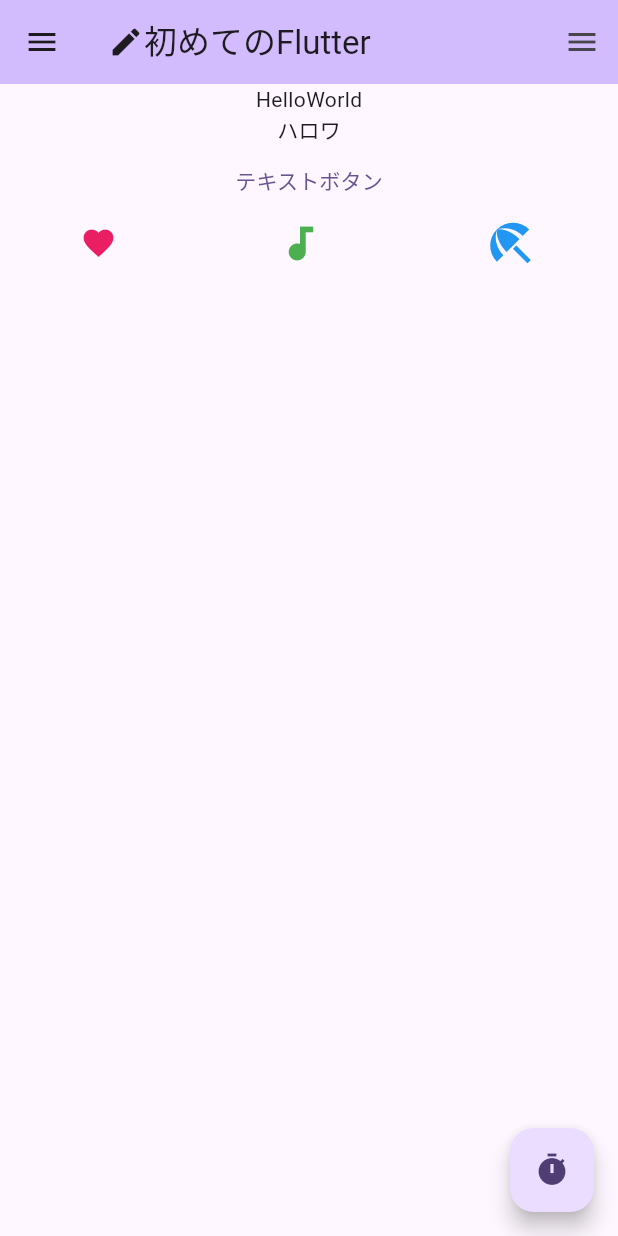
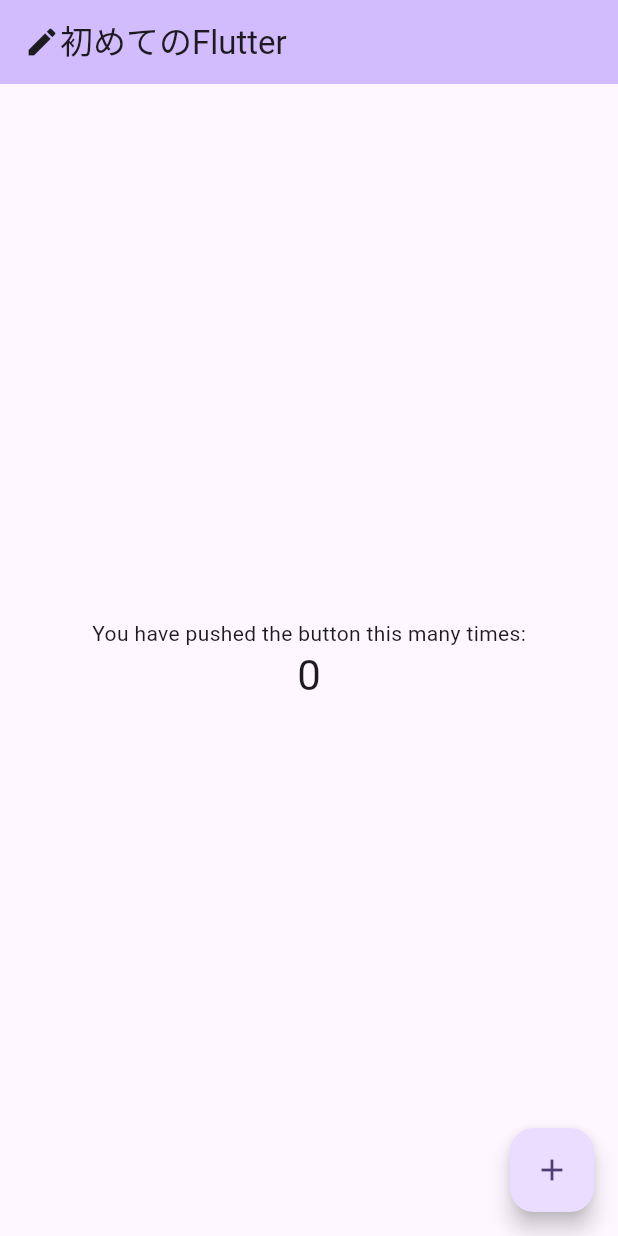
Before and after one commit to powerninja/helloFlutter, a Flutter app: the screen it shows after launch, on a phone screen of 412 x 824 dp. Run offline on Flutter 3.47's test engine with Material 3 defaults, Android fonts, the phone set to English and light mode, and no system bars.

Commit message:
元に戻す

```diff
--- a/lib/main.dart
+++ b/lib/main.dart
@@ -60,66 +60,28 @@ class _MyHomePageState extends State<MyHomePage> {
         backgroundColor: Theme.of(context).colorScheme.inversePrimary,
         // title: Text(widget.title),
       ),
-      body: Column(
-        children: [
-          const Text("HelloWorld"),
-          const Text("ハロワ"),
-          TextButton(
-            onPressed: () => print("ボタンが押下されたよ"),
-            child: const Text("テキストボタン"),
-          ),
-          Row(
-            mainAxisAlignment: MainAxisAlignment.spaceAround,
-            children: const [
-              Icon(
-                Icons.favorite,
-                color: Colors.pink,
-                size: 24.0,
-              ),
-              Icon(
-                Icons.audiotrack,
-                color: Colors.green,
-                size: 30.0,
-              ),
-              Icon(
-                Icons.beach_access,
-                color: Colors.blue,
-                size: 36.0,
-              )
-            ],
-          )
-        ],
+      body: Center(
+        child: Column(
+          mainAxisAlignment: MainAxisAlignment.center,
+          children: <Widget>[
+            //画面の中央に表示されるテキスト
+            const Text(
+              'You have pushed the button this many times:',
+            ),
+            // テキストの下に表示されるカウンタ
+            Text(
+              '$_counter',
+              style: Theme.of(context).textTheme.headlineMedium,
+            ),
+          ],
+        ),
       ),
+      //画面下部のボタン部分
       floatingActionButton: FloatingActionButton(
-        onPressed: () => {print("押したね？")},
-        child: const Icon((Icons.timer)),
-      ),
-      drawer: const Drawer(child: Center(child: Text("Drawer"))),
-      endDrawer: const Drawer(
-        child: Center(child: Text("EndDrawer")),
-      ),
-      // body: Center(
-      //   child: Column(
-      //     mainAxisAlignment: MainAxisAlignment.center,
-      //     children: <Widget>[
-      //       //画面の中央に表示されるテキスト
-      //       const Text(
-      //         'You have pushed the button this many times:',
-      //       ),
-      //       // テキストの下に表示されるカウンタ
-      //       Text(
-      //         '$_counter',
-      //         style: Theme.of(context).textTheme.headlineMedium,
-      //       ),
-      //     ],
-      //   ),
-      // ),
-      // 画面下部のボタン部分
-      // floatingActionButton: FloatingActionButton(
-      //   onPressed: _incrementCounter,
-      //   tooltip: 'Increment',
-      //   child: const Icon(Icons.add),
-      // ), // This trailing comma makes auto-formatting nicer for build methods.
+        onPressed: _incrementCounter,
+        tooltip: 'Increment',
+        child: const Icon(Icons.add),
+      ), // This trailing comma makes auto-formatting nicer for build methods.
     );
   }
 }
```
